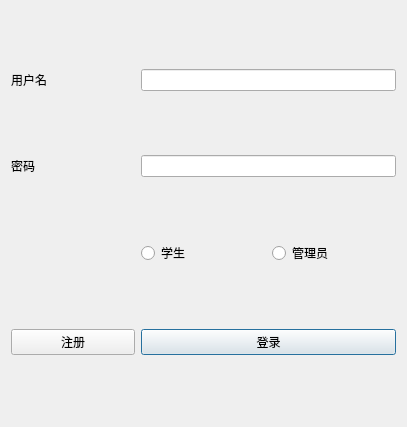
Above: SCMS/LoginDialog.ui from KyokaiNoKanata/SCMS before the change. Below: the same form after it.
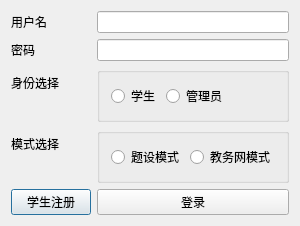
That is the form after the change.

The edit to the form file:
```diff
--- a/SCMS/LoginDialog.ui
+++ b/SCMS/LoginDialog.ui
@@ -6,14 +6,14 @@
    <rect>
     <x>0</x>
     <y>0</y>
-    <width>407</width>
-    <height>427</height>
+    <width>279</width>
+    <height>177</height>
    </rect>
   </property>
   <property name="windowTitle">
    <string>LoginDialog</string>
   </property>
-  <layout class="QGridLayout" name="gridLayout">
+  <layout class="QFormLayout" name="formLayout_3">
    <item row="0" column="0">
     <widget class="QLabel" name="label">
      <property name="text">
@@ -24,7 +24,7 @@
      </property>
     </widget>
    </item>
-   <item row="0" column="1" colspan="2">
+   <item row="0" column="1">
     <widget class="QLineEdit" name="lineEdit"/>
    </item>
    <item row="1" column="0">
@@ -37,38 +37,84 @@
      </property>
     </widget>
    </item>
-   <item row="1" column="1" colspan="2">
+   <item row="1" column="1">
     <widget class="QLineEdit" name="lineEdit_2">
      <property name="echoMode">
       <enum>QLineEdit::Password</enum>
      </property>
     </widget>
    </item>
+   <item row="2" column="0">
+    <widget class="QLabel" name="label_3">
+     <property name="text">
+      <string>身份选择</string>
+     </property>
+    </widget>
+   </item>
    <item row="2" column="1">
+    <widget class="QGroupBox" name="groupBox">
+     <property name="title">
+      <string/>
+     </property>
+     <layout class="QFormLayout" name="formLayout">
+      <item row="0" column="0">
     <widget class="QRadioButton" name="radioButton">
      <property name="text">
       <string>学生</string>
      </property>
     </widget>
    </item>
-   <item row="2" column="2">
+      <item row="0" column="1">
     <widget class="QRadioButton" name="radioButton_2">
      <property name="text">
       <string>管理员</string>
      </property>
     </widget>
    </item>
-   <item row="3" column="1" colspan="2">
-    <widget class="QPushButton" name="pushButton">
-     <property name="text">
-      <string>登录</string>
-     </property>
+     </layout>
     </widget>
    </item>
    <item row="3" column="0">
+    <widget class="QLabel" name="label_4">
+     <property name="text">
+      <string>模式选择</string>
+     </property>
+    </widget>
+   </item>
+   <item row="3" column="1">
+    <widget class="QGroupBox" name="groupBox_2">
+     <property name="title">
+      <string/>
+     </property>
+     <layout class="QFormLayout" name="formLayout_2">
+      <item row="0" column="0">
+       <widget class="QRadioButton" name="radioButton_3">
+        <property name="text">
+         <string>题设模式</string>
+        </property>
+       </widget>
+      </item>
+      <item row="0" column="1">
+       <widget class="QRadioButton" name="radioButton_4">
+        <property name="text">
+         <string>教务网模式</string>
+        </property>
+       </widget>
+      </item>
+     </layout>
+    </widget>
+   </item>
+   <item row="4" column="0">
     <widget class="QPushButton" name="pushButton_2">
      <property name="text">
-      <string>注册</string>
+      <string>学生注册</string>
+     </property>
+    </widget>
+   </item>
+   <item row="4" column="1">
+    <widget class="QPushButton" name="pushButton">
+     <property name="text">
+      <string>登录</string>
      </property>
     </widget>
    </item>
```
Left out of the diff: 8 changed lines with no effect on the pictures. Lines whose indentation alone changed are shown as unchanged.
